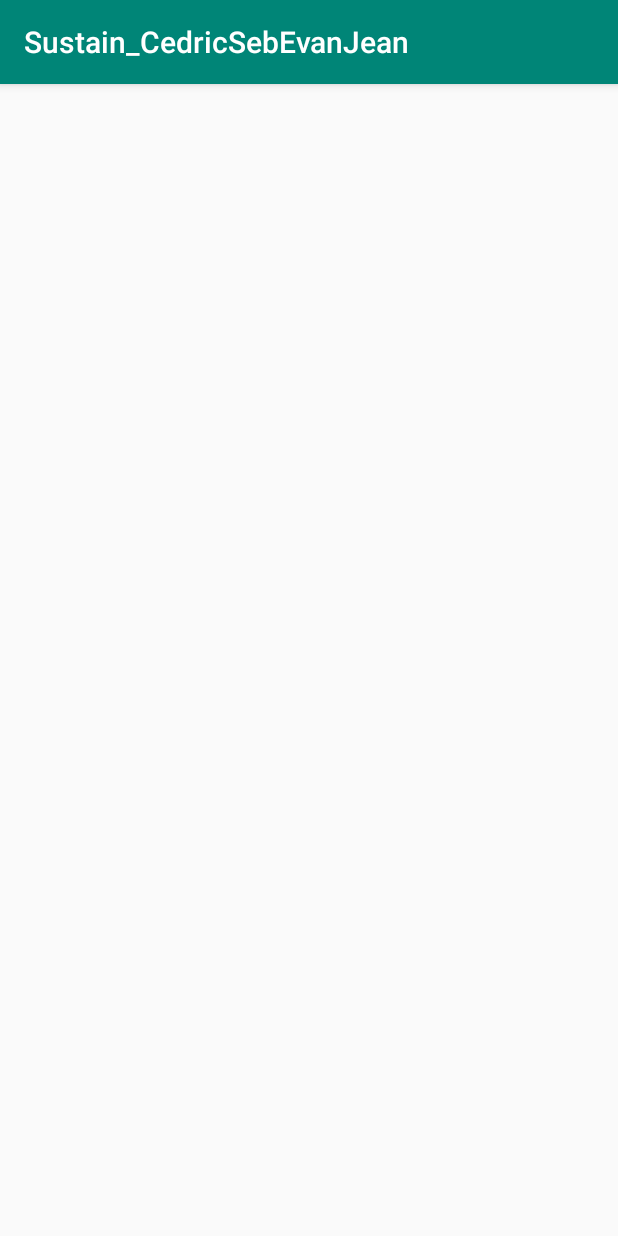
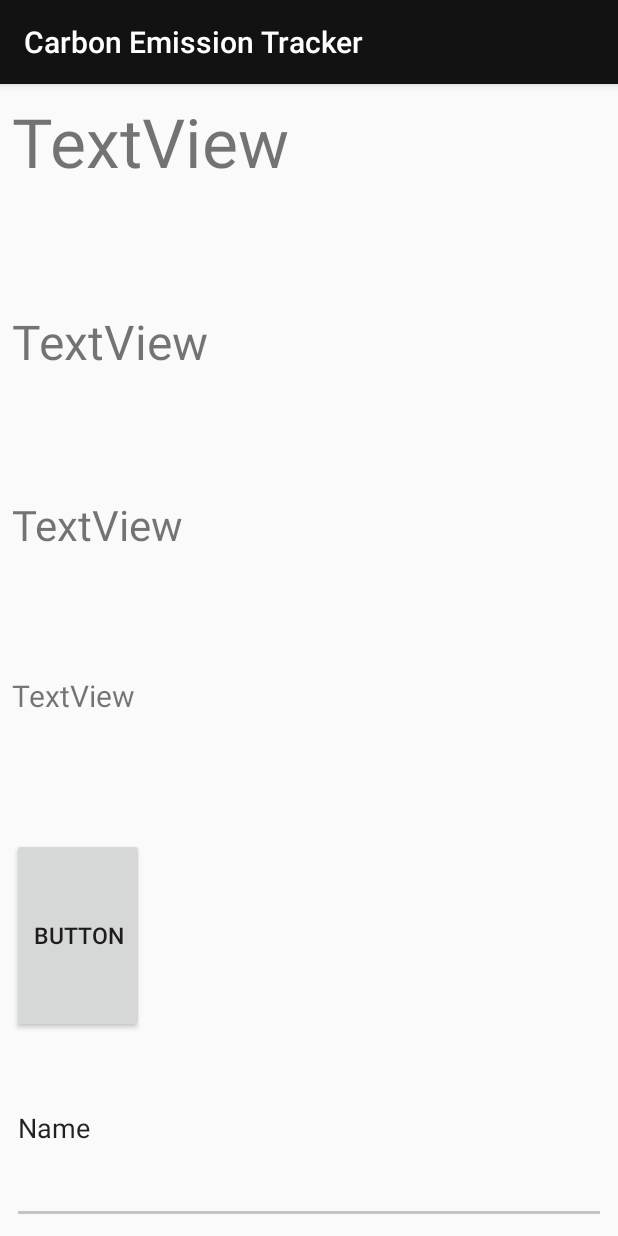
Before and after one commit to EvanGreener/Sustainability-Android-App, an Android app: the AboutActivity screen opened directly, with no data from a screen before it, on a phone screen of 412 x 824 dp. Run offline under Robolectric (Android 15) with nearby library versions, the phone set to English and light mode, and no system bars.

Commit message:
Added color, dimens and styles xmls

```diff
--- a/Sustain_CedricSebEvanJean/app/src/main/res/layout/activity_about.xml
+++ b/Sustain_CedricSebEvanJean/app/src/main/res/layout/activity_about.xml
@@ -1,9 +1,60 @@
 <?xml version="1.0" encoding="utf-8"?>
-<androidx.constraintlayout.widget.ConstraintLayout xmlns:android="http://schemas.android.com/apk/res/android"
+<LinearLayout xmlns:android="http://schemas.android.com/apk/res/android"
     xmlns:app="http://schemas.android.com/apk/res-auto"
     xmlns:tools="http://schemas.android.com/tools"
     android:layout_width="match_parent"
     android:layout_height="match_parent"
+    android:orientation="vertical"
+    android:padding="@dimen/containerMargin"
     tools:context=".activities.AboutActivity">
 
-</androidx.constraintlayout.widget.ConstraintLayout>
+    <TextView
+        android:id="@+id/textView"
+        android:layout_width="wrap_content"
+        android:layout_height="wrap_content"
+        android:layout_weight="1"
+        android:text="TextView"
+        android:textSize="@dimen/titleSize" />
+
+    <TextView
+        android:id="@+id/textView3"
+        android:layout_width="match_parent"
+        android:layout_height="wrap_content"
+        android:layout_weight="1"
+        android:text="TextView"
+        android:textSize="@dimen/headerSize" />
+
+    <TextView
+        android:id="@+id/textView4"
+        android:layout_width="match_parent"
+        android:layout_height="wrap_content"
+        android:layout_weight="1"
+        android:text="TextView"
+        android:textSize="@dimen/secondaryHeaderSize" />
+
+    <TextView
+        android:id="@+id/textView2"
+        android:layout_width="wrap_content"
+        android:layout_height="wrap_content"
+        android:layout_weight="1"
+        android:text="TextView"
+        android:textSize="@dimen/textSize" />
+
+    <Button
+        android:id="@+id/button"
+        android:layout_width="wrap_content"
+        android:layout_height="wrap_content"
+        android:layout_weight="1"
+        android:text="Button"
+        android:textSize="@dimen/buttonTextSize" />
+
+    <EditText
+        android:id="@+id/editText"
+        android:layout_width="match_parent"
+        android:layout_height="wrap_content"
+        android:layout_weight="1"
+        android:ems="10"
+        android:inputType="textPersonName"
+        android:text="Name"
+        android:textSize="@dimen/inputTextSize" />
+</LinearLayout>
--- a/Sustain_CedricSebEvanJean/app/src/main/res/values/colors.xml
+++ b/Sustain_CedricSebEvanJean/app/src/main/res/values/colors.xml
@@ -1,6 +1,12 @@
 <?xml version="1.0" encoding="utf-8"?>
 <resources>
-    <color name="colorPrimary">#008577</color>
-    <color name="colorPrimaryDark">#00574B</color>
-    <color name="colorAccent">#D81B60</color>
+    <color name="colorPrimary">#71BB86FC</color>
+    <color name="colorPrimaryDark">#C3C3C3</color>
+    <color name="colorAccent">#C3C3C3</color>
+    <color name="colorSecondary">#04DAC6</color>
+    <color name="onBackground">#C3C3C3</color>
+    <color name="onSurface">#EAEAEA</color>
+    <color name="onPrimaryOrSecondary">#000</color>
+    <color name="background">#121212</color>
+    <color name="surface">#1D1D1D</color>
 </resources>
--- a/Sustain_CedricSebEvanJean/app/src/main/res/values/dimens.xml
+++ b/Sustain_CedricSebEvanJean/app/src/main/res/values/dimens.xml
@@ -1,2 +1,12 @@
 <?xml version="1.0" encoding="utf-8"?>
-<resources></resources>
+<resources>
+    <dimen name="containerPadding">30dp</dimen>
+    <dimen name="componentPadding">10dp</dimen>
+    <dimen name="componentMargin">15dp</dimen>
+    <dimen name="titleSize">45sp</dimen>
+    <dimen name="headerSize">32sp</dimen>
+    <dimen name="secondaryHeaderSize">28sp</dimen>
+    <dimen name="textSize">20sp</dimen>
+    <dimen name="buttonTextSize">15sp</dimen>
+    <dimen name="inputTextSize">18sp</dimen>
+</resources>
--- a/Sustain_CedricSebEvanJean/app/src/main/res/values/strings.xml
+++ b/Sustain_CedricSebEvanJean/app/src/main/res/values/strings.xml
@@ -1,3 +1,3 @@
 <resources>
-    <string name="app_name">Sustain_CedricSebEvanJean</string>
+    <string name="app_name">Carbon Emission Tracker</string>
 </resources>
--- a/Sustain_CedricSebEvanJean/app/src/main/res/values/styles.xml
+++ b/Sustain_CedricSebEvanJean/app/src/main/res/values/styles.xml
@@ -3,9 +3,13 @@
     <!-- Base application theme. -->
     <style name="AppTheme" parent="Theme.AppCompat.Light.DarkActionBar">
         <!-- Customize your theme here. -->
-        <item name="colorPrimary">@color/colorPrimary</item>
+        <item name="colorPrimary">@color/background</item>
         <item name="colorPrimaryDark">@color/colorPrimaryDark</item>
         <item name="colorAccent">@color/colorAccent</item>
     </style>
 
+    <style name="AppTheme.AppBarOverlay" parent="ThemeOverlay.AppCompat.Dark.ActionBar" />
+
+    <style name="AppTheme.PopupOverlay" parent="ThemeOverlay.AppCompat.Light" />
+
 </resources>
```
